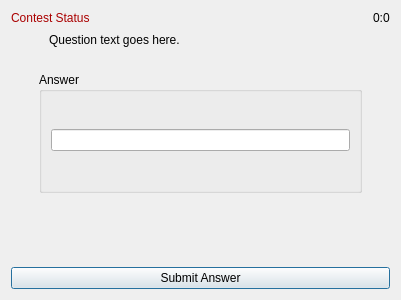
Old version of the form src/client/finalsIdent.ui in the repository trigger-happy/Cerberus.
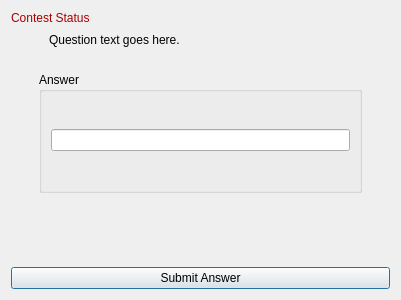
New version of the form.

```diff
--- a/src/client/finalsIdent.ui
+++ b/src/client/finalsIdent.ui
@@ -67,7 +67,7 @@
       </sizepolicy>
      </property>
      <property name="text">
-      <string>0:0</string>
+      <string/>
      </property>
     </widget>
    </item>
```
